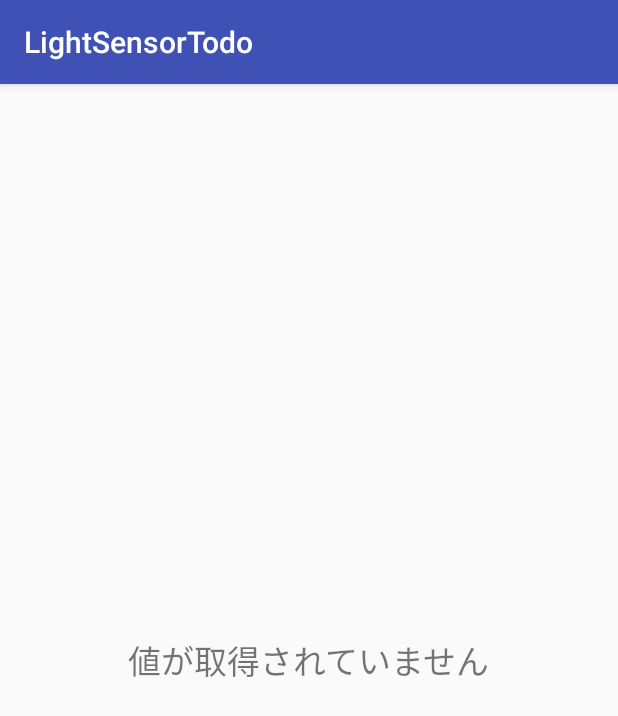
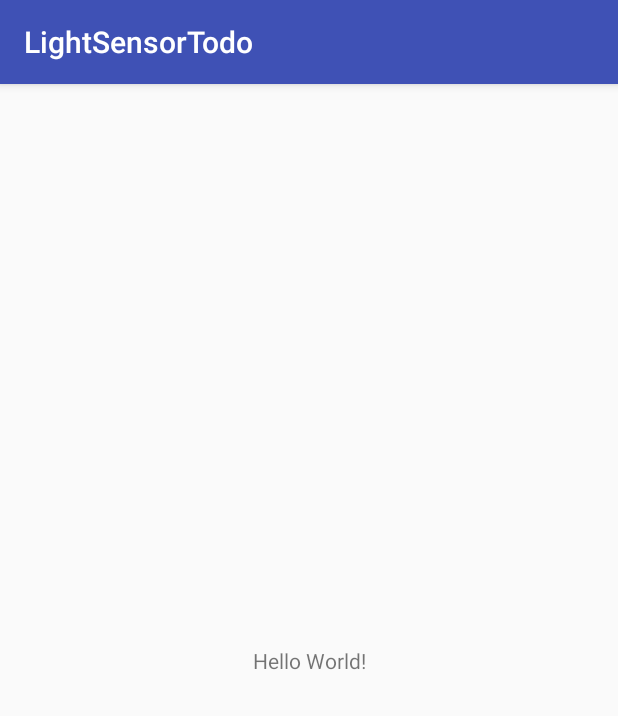
Before and after one commit to cpslab/android-tutorial-2017, an Android app: the screen it shows after launch (MainActivity), on a phone screen of 412 x 824 dp. Shown: the top 716 px of the screen. Run offline under Robolectric (Android 15) with nearby library versions, the phone set to English and light mode, and no system bars.

Commit message:
Revert "Add LightSensorTodo-answer"
This reverts commit bf5d86671f8a7e9c78514793d9dc690d80894d55.

```diff
--- a/LightSensorTodo/app/src/main/java/jp/ac/dendai/im/cps/lightsensortodo/MainActivity.java
+++ b/LightSensorTodo/app/src/main/java/jp/ac/dendai/im/cps/lightsensortodo/MainActivity.java
@@ -1,25 +1,16 @@
 package jp.ac.dendai.im.cps.lightsensortodo;
 
-import android.hardware.Sensor;
-import android.hardware.SensorEvent;
-import android.hardware.SensorEventListener;
-import android.hardware.SensorManager;
 import android.os.Bundle;
 import android.support.v7.app.AppCompatActivity;
-import android.widget.TextView;
-
-import java.util.List;
 
 // TODO:3 SensorEventListenerインターフェースの継承
-public class MainActivity extends AppCompatActivity implements SensorEventListener {
+public class MainActivity extends AppCompatActivity {
 
     // TODO:1 SensorManagerの宣言
-    private SensorManager sensorManager;
 
     // TODO: 9 TextViewの宣言とlayoutの変更
     // 以下のリンクを参考にTextViewを配置してください。
     // https://github.com/cpslab/android-tutorial-2017/blob/master/LightSensor/app/src/main/res/layout/activity_main.xml
-    private TextView textView;
 
     @Override
     protected void onCreate(Bundle savedInstanceState) {
@@ -27,10 +18,8 @@ public class MainActivity extends AppCompatActivity implements SensorEventListen
         setContentView(R.layout.activity_main);
 
         // TODO:2 SensorManagerの取得
-        sensorManager = (SensorManager) getSystemService(SENSOR_SERVICE);
 
         // TODO:10 TextViewの取得
-        textView = (TextView) findViewById(R.id.text_view);
     }
 
     // TODO:4 onResumeの実装
@@ -39,44 +28,26 @@ public class MainActivity extends AppCompatActivity implements SensorEventListen
         super.onResume();
 
         // TODO:5 センサを指定してリストを取得
-        List<Sensor> sensors = sensorManager.getSensorList(Sensor.TYPE_LIGHT);
 
-        if (sensors.size() > 0) {
         // TODO:6 リスナーの登録
         // リスナの登録しないとアプリケーションにセンサ情報を通知できない
         // 第1引数にはリスナー、第2引数にはセンサの種類、第3引数には取得する頻度を指定する
-            sensorManager.registerListener(this, sensors.get(0), SensorManager.SENSOR_DELAY_UI);
-        }
     }
 
     // TODO:13 アプリがバックグラウンドのときはバッテリーの消費を抑えるためにリスナーを解除する
     @Override
     protected void onPause() {
         super.onPause();
-        if (sensorManager != null) {
-            // リスナーの登録解除
-            sensorManager.unregisterListener(this);
-        }
     }
 
     // TODO:7 onSensorChangedの実装
     // onSensorChangedはセンサの値が変わったら呼ばれる
-    @Override
-    public void onSensorChanged(final SensorEvent event) {
     // TODO:8 取得したいセンサイベントの取得
     // ここでは、照度センサSensor.TYPE_LIGHTを指定する
-        if (event.sensor.getType() == Sensor.TYPE_LIGHT) {
     // TODO:11 センサ値の取得
-            int value = (int) event.values[0];
     // TODO:12  TextViewへ表示
-            textView.setText(String.valueOf(value));
-        }
-    }
 
     // onAccuracyChangedの実装
     // onAccuracyChangedはセンサの精度が変更されると呼ばれる
     // 今回は使わない
-    @Override
-    public void onAccuracyChanged(final Sensor sensor, final int accuracy) {
 }
-}
--- a/LightSensorTodo/app/src/main/res/layout/activity_main.xml
+++ b/LightSensorTodo/app/src/main/res/layout/activity_main.xml
@@ -11,9 +11,7 @@
 	<TextView
 		android:layout_width="wrap_content"
 		android:layout_height="wrap_content"
-		android:id="@+id/text_view"
-		android:text="値が取得されていません"
-		android:textSize="22dp"
+		android:text="Hello World!"
 		app:layout_constraintBottom_toBottomOf="parent"
 		app:layout_constraintLeft_toLeftOf="parent"
 		app:layout_constraintRight_toRightOf="parent"
```
Lines whose indentation alone changed are shown as unchanged.
